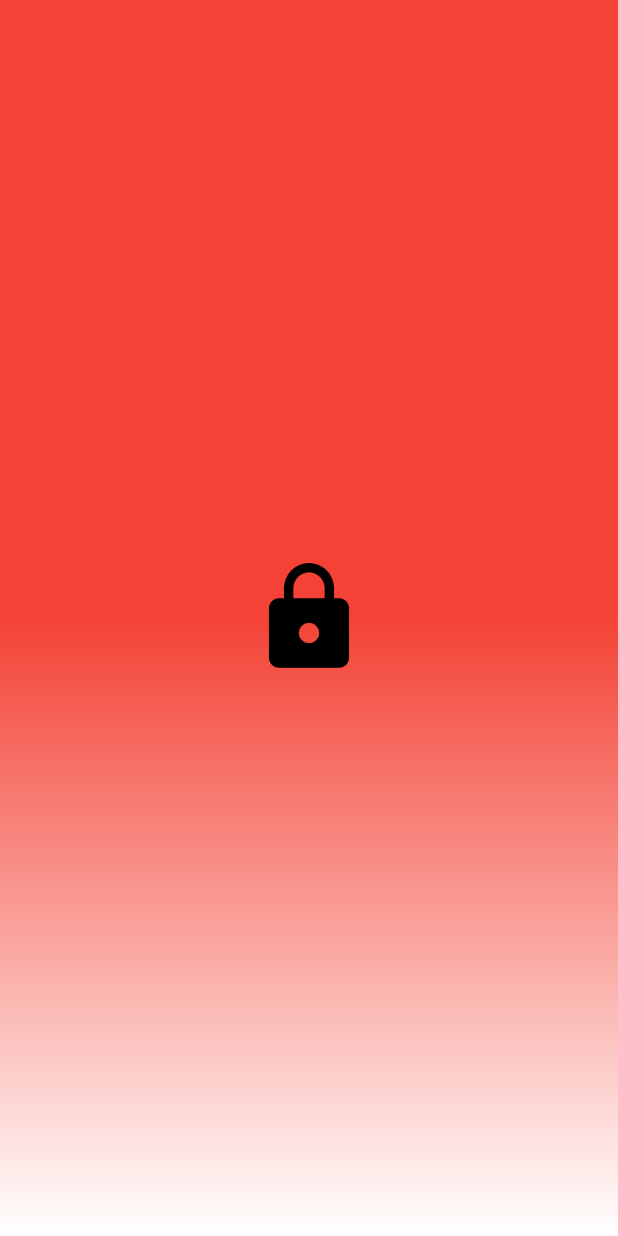
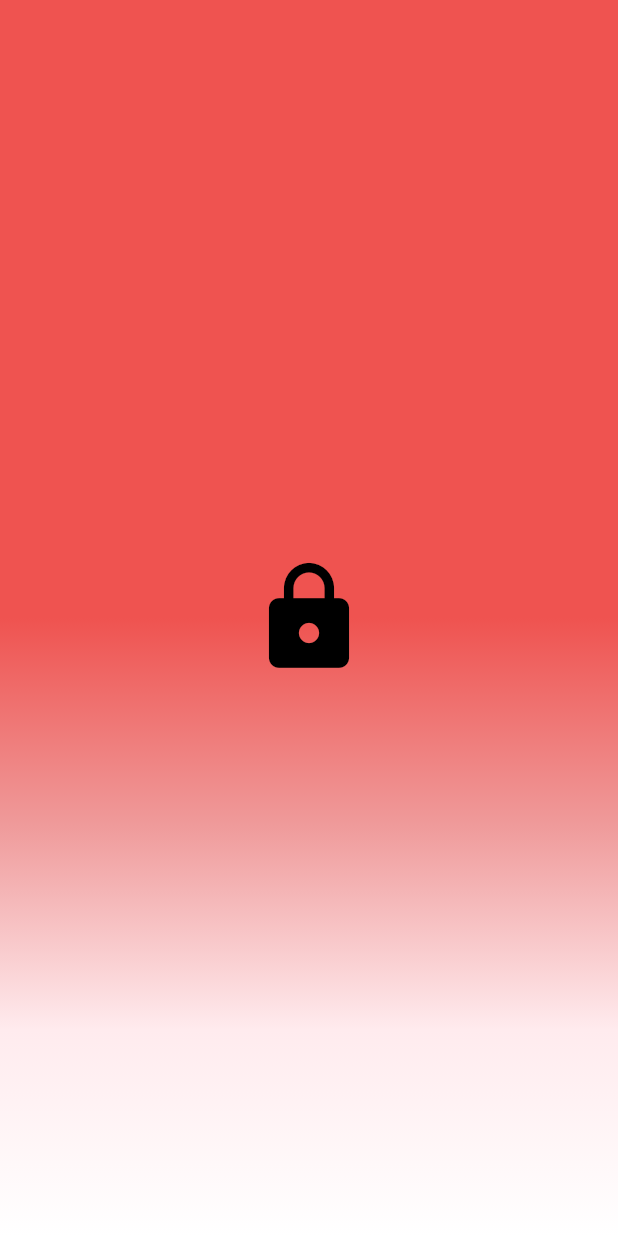
Before and after one commit to PS21michael/skripsilocal, a Flutter app: the LandingPage screen opened directly, on a phone screen of 412 x 824 dp. Run offline on Flutter 3.47's test engine with Material 2 defaults, Android fonts, the phone set to English and light mode, and no system bars.

```diff
--- a/lib/pages/landing_page.dart
+++ b/lib/pages/landing_page.dart
@@ -36,9 +36,14 @@ class _LandingPageState extends State<LandingPage> with  SingleTickerProviderSta
     return Scaffold(
       body: Container(
         width: double.infinity,
-        decoration: const BoxDecoration(
+        decoration: BoxDecoration(
           gradient: LinearGradient(
-            colors: [Colors.red, Colors.white],
+            colors: [
+              Colors.red.shade400,
+              Colors.red.shade200,
+              Colors.red.shade50,
+              Colors.white
+            ],
             begin: Alignment.center,
             end: Alignment.bottomCenter
           ),
```
